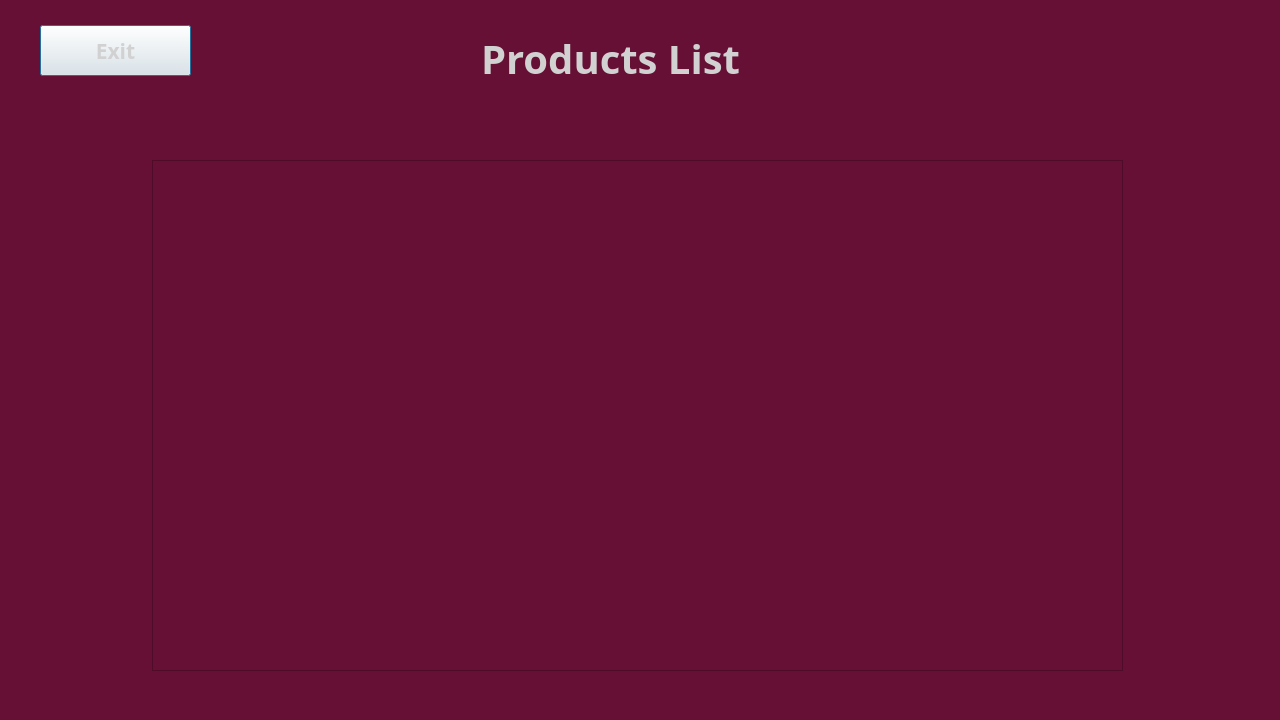
The window that SweetsStore/viewproductsdialog.ui (vince-exe/SweetsStore) describes before a commit, drawn with Qt 5.
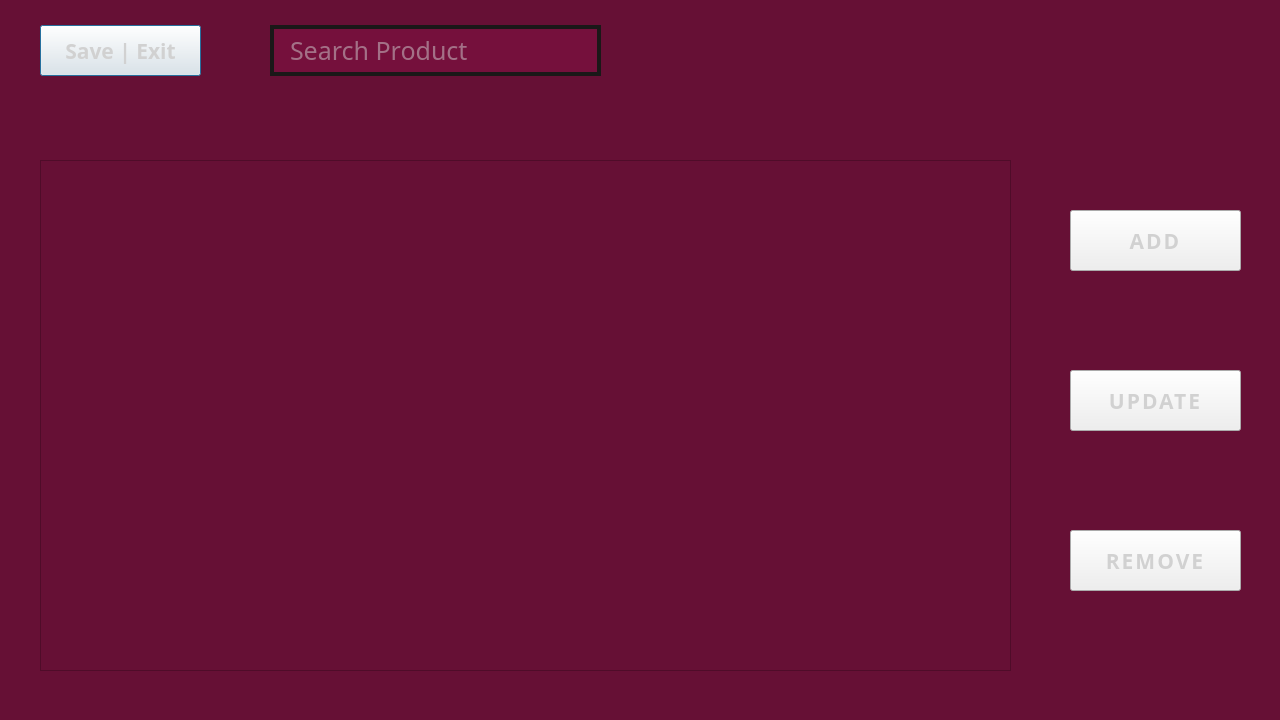
The same window after the commit.

What changed in the file:
```diff
--- a/SweetsStore/viewproductsdialog.ui
+++ b/SweetsStore/viewproductsdialog.ui
@@ -21,7 +21,7 @@
   <widget class="QTableView" name="tableView">
    <property name="geometry">
     <rect>
-     <x>152</x>
+     <x>40</x>
      <y>160</y>
      <width>971</width>
      <height>511</height>
@@ -30,7 +30,7 @@
    <property name="font">
     <font>
      <family>Source Code Pro</family>
-     <pointsize>18</pointsize>
+     <pointsize>15</pointsize>
      <bold>true</bold>
      <stylestrategy>PreferDefault</stylestrategy>
     </font>
@@ -93,7 +93,7 @@
     <rect>
      <x>40</x>
      <y>25</y>
-     <width>151</width>
+     <width>161</width>
      <height>51</height>
     </rect>
    </property>
@@ -116,7 +116,7 @@
 }</string>
    </property>
    <property name="text">
-    <string>Exit</string>
+    <string>Save | Exit</string>
    </property>
   </widget>
   <widget class="QPushButton" name="timeButton">
@@ -154,26 +154,25 @@
   <widget class="QPushButton" name="addProdBtn_3">
    <property name="geometry">
     <rect>
-     <x>305</x>
-     <y>20</y>
-     <width>611</width>
-     <height>81</height>
+     <x>1070</x>
+     <y>210</y>
+     <width>171</width>
+     <height>61</height>
     </rect>
    </property>
    <property name="font">
     <font>
      <family>HP Simplified Jpan</family>
-     <pointsize>30</pointsize>
+     <pointsize>16</pointsize>
      <bold>true</bold>
     </font>
    </property>
    <property name="styleSheet">
     <string notr="true">QPushButton {
-background-color: rgb(102, 16, 53);
+background: '#75103c';
 color: rgb(209, 209, 209);
-border: 4px solid  '#1a1818';
-border-radius: 16px;
-padding-bottom: 4px;
+border: 4px solid '#1a1818';
+letter-spacing: 2px;
 }
 
 QPushButton::hover {
@@ -181,7 +180,101 @@
 }</string>
    </property>
    <property name="text">
-    <string>Products List</string>
+    <string>ADD</string>
+   </property>
+  </widget>
+  <widget class="QPushButton" name="addProdBtn_5">
+   <property name="geometry">
+    <rect>
+     <x>1070</x>
+     <y>370</y>
+     <width>171</width>
+     <height>61</height>
+    </rect>
+   </property>
+   <property name="font">
+    <font>
+     <family>HP Simplified Jpan</family>
+     <pointsize>16</pointsize>
+     <bold>true</bold>
+    </font>
+   </property>
+   <property name="styleSheet">
+    <string notr="true">QPushButton {
+background: '#75103c';
+color: rgb(209, 209, 209);
+border: 4px solid '#1a1818';
+letter-spacing: 2px;
+}
+
+QPushButton::hover {
+background-color: rgb(84, 13, 43);
+}</string>
+   </property>
+   <property name="text">
+    <string>UPDATE</string>
+   </property>
+  </widget>
+  <widget class="QPushButton" name="addProdBtn_6">
+   <property name="geometry">
+    <rect>
+     <x>1070</x>
+     <y>530</y>
+     <width>171</width>
+     <height>61</height>
+    </rect>
+   </property>
+   <property name="font">
+    <font>
+     <family>HP Simplified Jpan</family>
+     <pointsize>16</pointsize>
+     <bold>true</bold>
+    </font>
+   </property>
+   <property name="styleSheet">
+    <string notr="true">QPushButton {
+background: '#75103c';
+color: rgb(209, 209, 209);
+border: 4px solid '#1a1818';
+letter-spacing: 2px;
+}
+
+QPushButton::hover {
+background-color: rgb(84, 13, 43);
+}</string>
+   </property>
+   <property name="text">
+    <string>REMOVE</string>
+   </property>
+  </widget>
+  <widget class="QLineEdit" name="prodNameBox">
+   <property name="geometry">
+    <rect>
+     <x>270</x>
+     <y>25</y>
+     <width>331</width>
+     <height>51</height>
+    </rect>
+   </property>
+   <property name="font">
+    <font>
+     <family>HP Simpified Jpan</family>
+     <pointsize>19</pointsize>
+     <italic>false</italic>
+     <bold>false</bold>
+    </font>
+   </property>
+   <property name="styleSheet">
+    <string notr="true">QLineEdit {
+	font: 19pt &quot;HP Simpified Jpan&quot;;
+	border: 4px solid rgb(26, 24, 24);
+	padding-left: 14px;
+	background: rgb(117, 16, 60);
+	color: rgb(209, 209, 209);
+}</string>
+   </property>
+   <property name="placeholderText">
+    <string>Search Product</string>
    </property>
   </widget>
  </widget>
```
Left out of the diff: 2 changed lines with no effect on the pictures.
